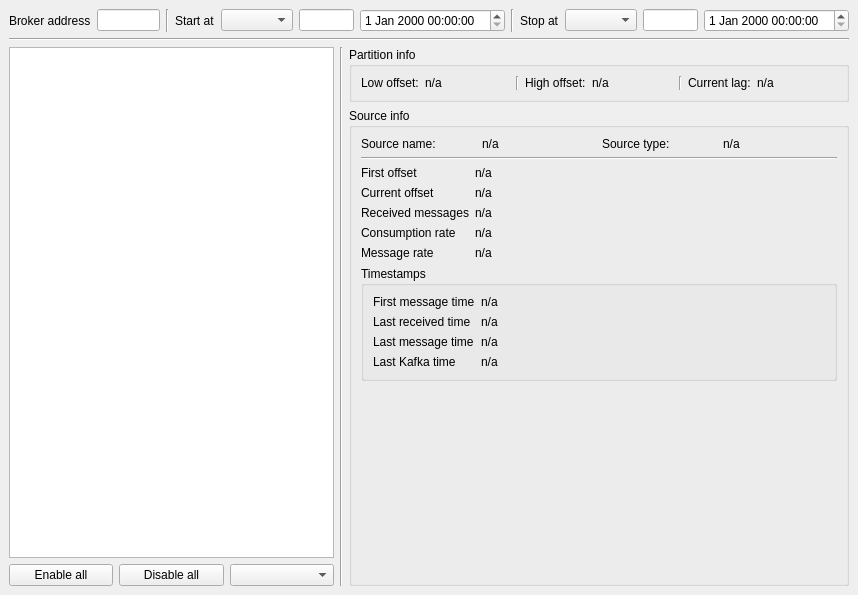
Above: WhereforeGUI.ui from ess-dmsc/wherefore before the change. Below: the same form after it.
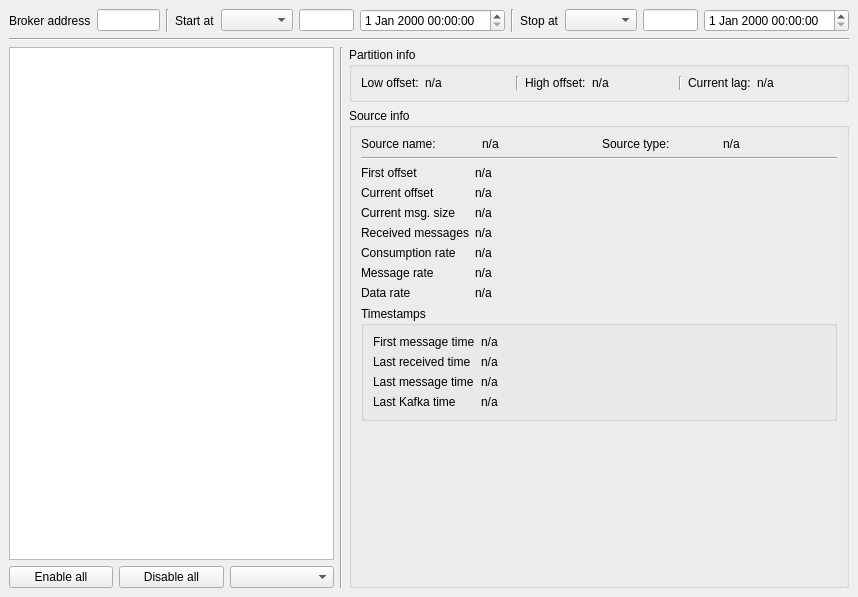
That is the form after the change.

Commit message: Added wherefore GUI message size.

Patch:
```diff
--- a/WhereforeGUI.ui
+++ b/WhereforeGUI.ui
@@ -7,7 +7,7 @@
     <x>0</x>
     <y>0</y>
     <width>858</width>
-    <height>595</height>
+    <height>597</height>
    </rect>
   </property>
   <property name="sizePolicy">
@@ -365,48 +365,76 @@
                </property>
               </widget>
              </item>
-             <item row="2" column="0">
+             <item row="3" column="0">
               <widget class="QLabel" name="receivedMessagesLabel">
                <property name="text">
                 <string>Received messages</string>
                </property>
               </widget>
              </item>
-             <item row="2" column="1">
-              <widget class="QLabel" name="receivedMessagesValue">
-               <property name="text">
-                <string>n/a</string>
-               </property>
-              </widget>
-             </item>
              <item row="3" column="1">
+              <widget class="QLabel" name="receivedMessagesValue">
+               <property name="text">
+                <string>n/a</string>
+               </property>
+              </widget>
+             </item>
+             <item row="4" column="1">
               <widget class="QLabel" name="consumptionRateValue">
                <property name="text">
                 <string>n/a</string>
                </property>
               </widget>
              </item>
-             <item row="3" column="0">
+             <item row="4" column="0">
               <widget class="QLabel" name="consumptionRateLabel">
                <property name="text">
                 <string>Consumption rate</string>
                </property>
               </widget>
              </item>
-             <item row="4" column="0">
+             <item row="5" column="0">
               <widget class="QLabel" name="messageRateLabel">
                <property name="text">
                 <string>Message rate</string>
                </property>
               </widget>
              </item>
-             <item row="4" column="1">
+             <item row="5" column="1">
               <widget class="QLabel" name="messageRateValue">
                <property name="text">
                 <string>n/a</string>
                </property>
               </widget>
              </item>
+             <item row="6" column="0">
+              <widget class="QLabel" name="dataRateLabel">
+               <property name="text">
+                <string>Data rate</string>
+               </property>
+              </widget>
+             </item>
+             <item row="6" column="1">
+              <widget class="QLabel" name="dataRateValue">
+               <property name="text">
+                <string>n/a</string>
+               </property>
+              </widget>
+             </item>
+             <item row="2" column="0">
+              <widget class="QLabel" name="currentMsgSizeLabel">
+               <property name="text">
+                <string>Current msg. size</string>
+               </property>
+              </widget>
+             </item>
+             <item row="2" column="1">
+              <widget class="QLabel" name="currentMsgSizeValue">
+               <property name="text">
+                <string>n/a</string>
+               </property>
+              </widget>
+             </item>
             </layout>
            </item>
            <item>
```
The commit also changes 2 other files.
